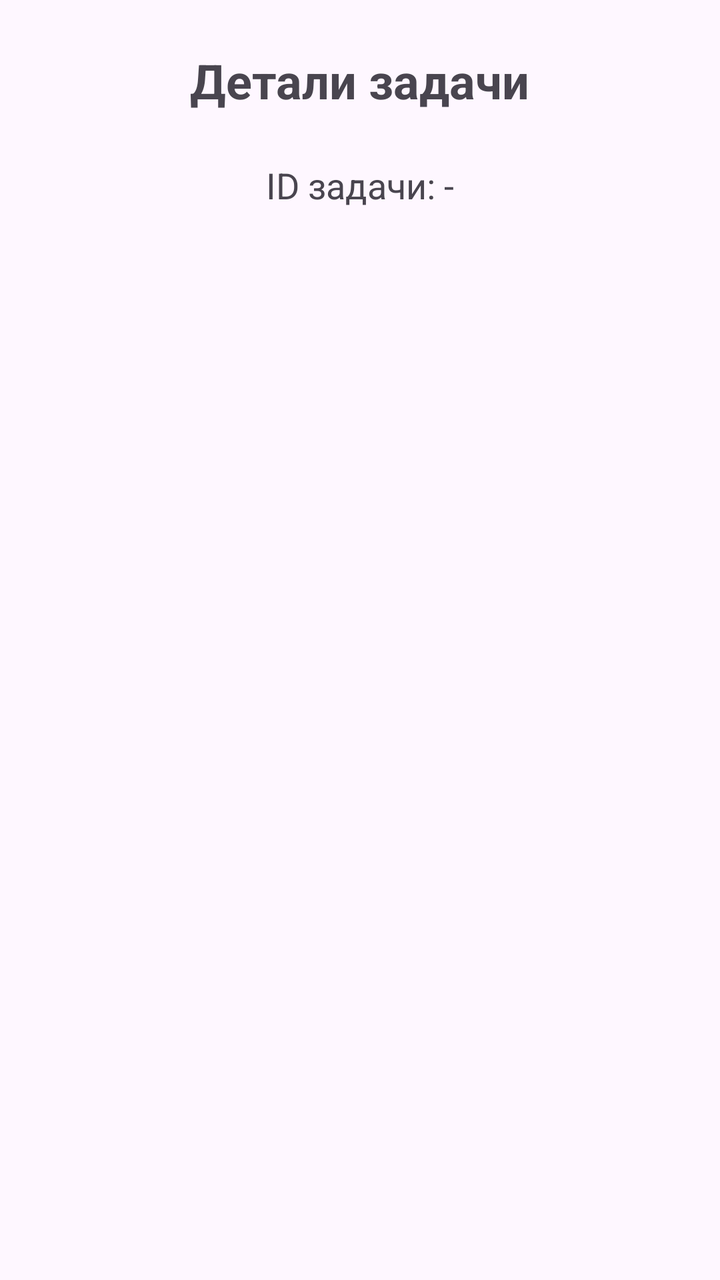
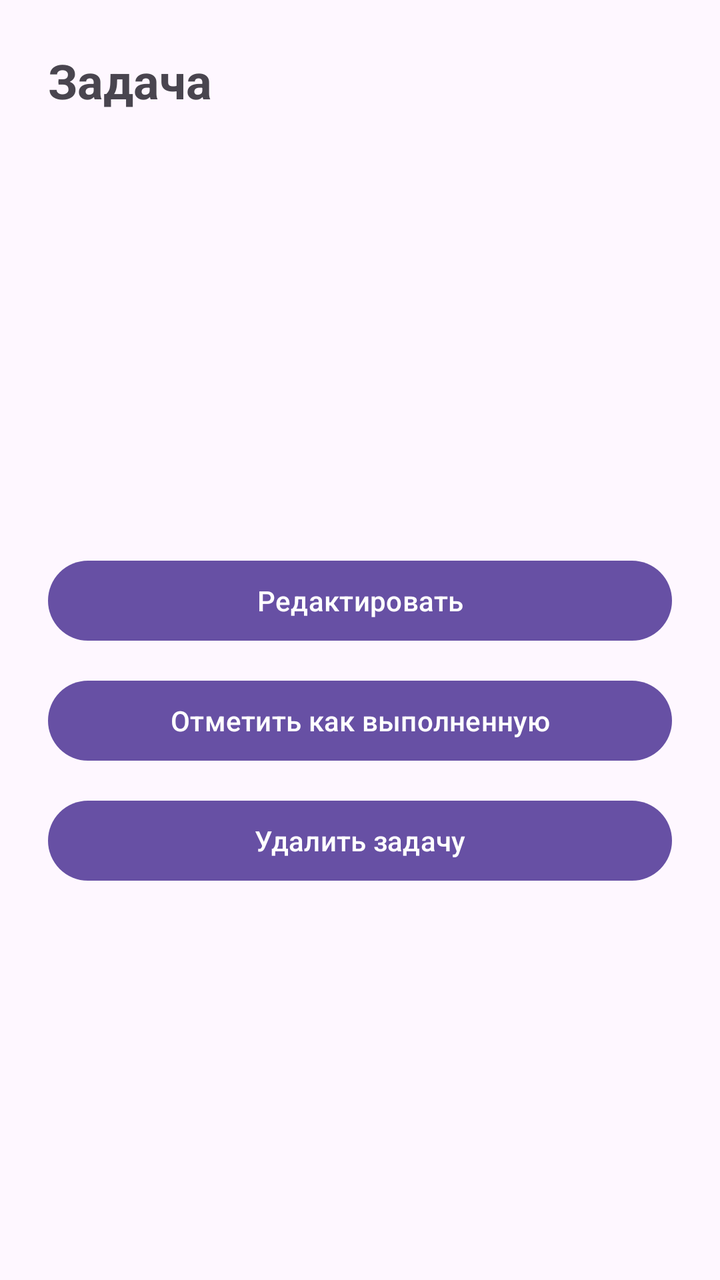

Before-and-after screenshots of an Android layout around one commit, followed by the original layout XML and the change that was made.
<!-- AndroidManifest.xml: application theme Theme.Taskcalendar -->
<!-- res/layout/activity_task_details.xml -->
<?xml version="1.0" encoding="utf-8"?>
<androidx.constraintlayout.widget.ConstraintLayout
    xmlns:android="http://schemas.android.com/apk/res/android"
    xmlns:app="http://schemas.android.com/apk/res-auto"
    android:layout_width="match_parent"
    android:layout_height="match_parent"
    android:padding="24dp">

    <TextView
        android:id="@+id/detailsTitle"
        android:layout_width="wrap_content"
        android:layout_height="wrap_content"
        android:text="Детали задачи"
        android:textSize="24sp"
        android:textStyle="bold"
        app:layout_constraintEnd_toEndOf="parent"
        app:layout_constraintStart_toStartOf="parent"
        app:layout_constraintTop_toTopOf="parent" />

    <TextView
        android:id="@+id/taskIdText"
        android:layout_width="wrap_content"
        android:layout_height="wrap_content"
        android:layout_marginTop="24dp"
        android:text="ID задачи: -"
        android:textSize="18sp"
        app:layout_constraintEnd_toEndOf="parent"
        app:layout_constraintStart_toStartOf="parent"
        app:layout_constraintTop_toBottomOf="@id/detailsTitle" />

</androidx.constraintlayout.widget.ConstraintLayout>
<!-- resources referenced by this layout -->
<resources>
  <style name="Theme.Taskcalendar" parent="Base.Theme.Taskcalendar" />
  <style name="Base.Theme.Taskcalendar" parent="Theme.Material3.DayNight.NoActionBar">
          
          
      </style>
</resources>

<!-- the commit's change to res/layout/activity_task_details.xml (unified diff, before → after) -->
@@ -1,31 +1,66 @@
 <?xml version="1.0" encoding="utf-8"?>
-<androidx.constraintlayout.widget.ConstraintLayout
-    xmlns:android="http://schemas.android.com/apk/res/android"
-    xmlns:app="http://schemas.android.com/apk/res-auto"
+<ScrollView xmlns:android="http://schemas.android.com/apk/res/android"
     android:layout_width="match_parent"
-    android:layout_height="match_parent"
-    android:padding="24dp">
-
-    <TextView
-        android:id="@+id/detailsTitle"
-        android:layout_width="wrap_content"
+    android:layout_height="match_parent">
+    <LinearLayout
+        android:layout_width="match_parent"
         android:layout_height="wrap_content"
-        android:text="Детали задачи"
-        android:textSize="24sp"
-        android:textStyle="bold"
-        app:layout_constraintEnd_toEndOf="parent"
-        app:layout_constraintStart_toStartOf="parent"
-        app:layout_constraintTop_toTopOf="parent" />
-
-    <TextView
-        android:id="@+id/taskIdText"
-        android:layout_width="wrap_content"
-        android:layout_height="wrap_content"
-        android:layout_marginTop="24dp"
-        android:text="ID задачи: -"
-        android:textSize="18sp"
-        app:layout_constraintEnd_toEndOf="parent"
-        app:layout_constraintStart_toStartOf="parent"
-        app:layout_constraintTop_toBottomOf="@id/detailsTitle" />
-
-</androidx.constraintlayout.widget.ConstraintLayout>
+        android:orientation="vertical"
+        android:padding="24dp">
+        <TextView
+            android:layout_width="match_parent"
+            android:layout_height="wrap_content"
+            android:text="Задача"
+            android:textSize="24sp"
+            android:textStyle="bold"
+            android:layout_marginBottom="24dp" />
+        <TextView
+            android:id="@+id/taskTitleDetails"
+            android:layout_width="match_parent"
+            android:layout_height="wrap_content"
+            android:textSize="22sp"
+            android:textStyle="bold"
+            android:layout_marginBottom="16dp" />
+        <TextView
+            android:id="@+id/taskDescriptionDetails"
+            android:layout_width="match_parent"
+            android:layout_height="wrap_content"
+            android:textSize="16sp"
+            android:layout_marginBottom="16dp" />
+        <TextView
+            android:id="@+id/taskDateDetails"
+            android:layout_width="match_parent"
+            android:layout_height="wrap_content"
+            android:textSize="16sp"
+            android:layout_marginBottom="12dp" />
+        <TextView
+            android:id="@+id/taskTimeDetails"
+            android:layout_width="match_parent"
+            android:layout_height="wrap_content"
+            android:textSize="16sp"
+            android:layout_marginBottom="12dp" />
+        <TextView
+            android:id="@+id/taskStatusDetails"
+            android:layout_width="match_parent"
+            android:layout_height="wrap_content"
+            android:textSize="16sp"
+            android:layout_marginBottom="24dp" />
+        <Button
+            android:id="@+id/editTaskButton"
+            android:layout_width="match_parent"
+            android:layout_height="wrap_content"
+            android:text="Редактировать"
+            android:layout_marginBottom="12dp" />
+        <Button
+            android:id="@+id/completeTaskButton"
+            android:layout_width="match_parent"
+            android:layout_height="wrap_content"
+            android:text="Отметить как выполненную"
+            android:layout_marginBottom="12dp" />
+        <Button
+            android:id="@+id/deleteTaskButton"
+            android:layout_width="match_parent"
+            android:layout_height="wrap_content"
+            android:text="Удалить задачу" />
+    </LinearLayout>
+</ScrollView>
